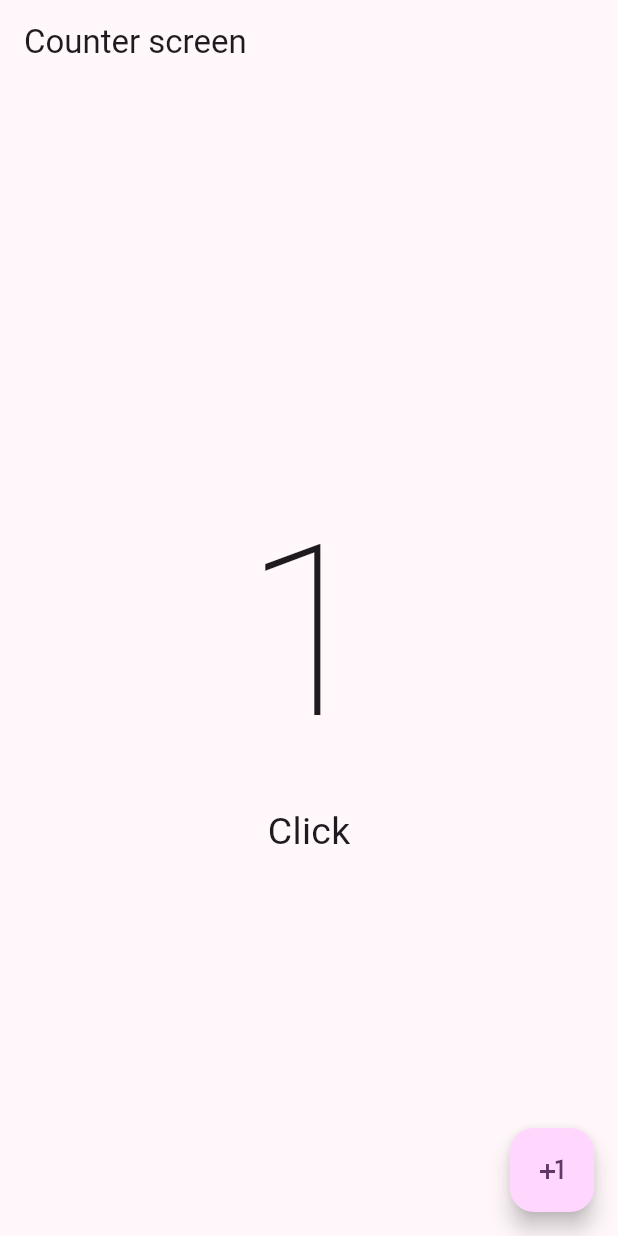
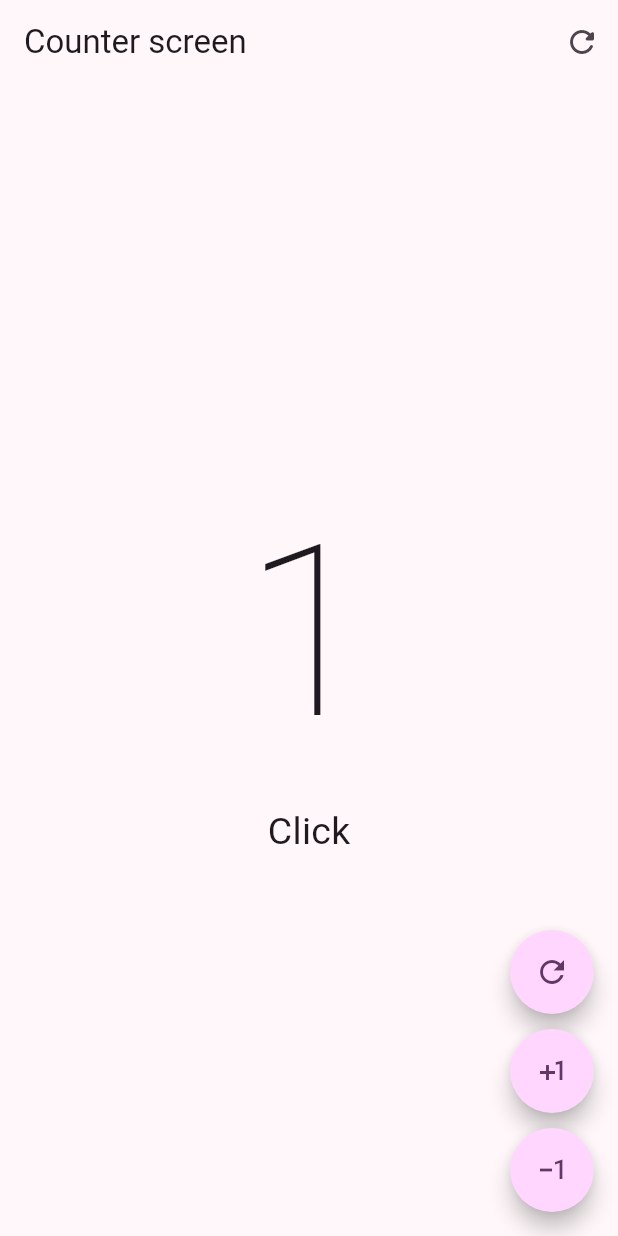
Before and after one commit to luisprmat/flutter-hello-world, a Flutter app: the screen it shows after launch, after a tap on the "plus one" icon, on a phone screen of 412 x 824 dp. Run offline on Flutter 3.47's test engine with Material 3 defaults, Android fonts, the phone set to English and light mode, and no system bars.

Commit message:
AppBar & actions - floatingAction buttons with column widget

```diff
--- a/lib/presentation/screens/counter/counter_screen.dart
+++ b/lib/presentation/screens/counter/counter_screen.dart
@@ -15,6 +15,16 @@ class _CounterScreenState extends State<CounterScreen> {
     return Scaffold(
       appBar: AppBar(
         title: Text('Counter screen'),
+        actions: [
+          IconButton(
+            icon: Icon(Icons.refresh_rounded),
+            onPressed: () {
+              setState(() {
+                clickCounter = 0;
+              });
+            },
+          ),
+        ],
       ),
       body: Center(
         child: Column(
@@ -25,12 +35,36 @@ class _CounterScreenState extends State<CounterScreen> {
           ],
         ),
       ),
-      floatingActionButton: FloatingActionButton(
-        onPressed: () {
-          clickCounter++;
-          setState(() {});
-        },
-        child: Icon(Icons.plus_one),
+      floatingActionButton: Column(
+        mainAxisAlignment: MainAxisAlignment.end,
+        children: [
+          FloatingActionButton(
+            shape: StadiumBorder(),
+            onPressed: () {
+              clickCounter = 0;
+              setState(() {});
+            },
+            child: Icon(Icons.refresh_outlined),
+          ),
+          SizedBox(height: 10),
+          FloatingActionButton(
+            shape: StadiumBorder(),
+            onPressed: () {
+              clickCounter++;
+              setState(() {});
+            },
+            child: Icon(Icons.plus_one),
+          ),
+          SizedBox(height: 10),
+          FloatingActionButton(
+            shape: StadiumBorder(),
+            onPressed: () {
+              clickCounter--;
+              setState(() {});
+            },
+            child: Icon(Icons.exposure_minus_1_outlined),
+          ),
+        ],
       ),
     );
   }
```
